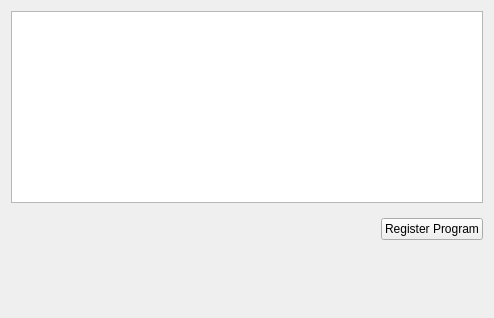
Above: MainApplication/Settings/settings_GUI.ui from tkideneb1999/GameAssetPipelineProgram before the change. Below: the same form after it.
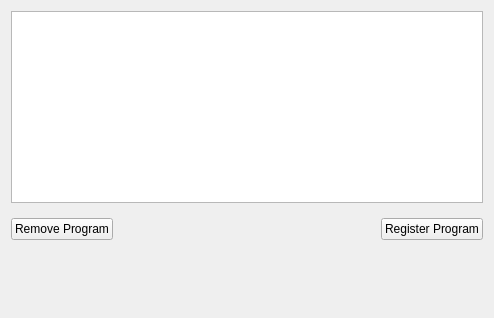
That is the form after the change.

Commit message: added generalized external config files for plugins, restructured addon to have relative path of pipeline dir, added openfolder option to assetand pipeline view, added save current project in settings, restructured addons

```diff
--- a/MainApplication/Settings/settings_GUI.ui
+++ b/MainApplication/Settings/settings_GUI.ui
@@ -22,6 +22,13 @@
      <property name="topMargin">
       <number>9</number>
      </property>
+     <item>
+      <widget class="QPushButton" name="remove_program_button">
+       <property name="text">
+        <string>Remove Program</string>
+       </property>
+      </widget>
+     </item>
      <item>
       <spacer name="horizontalSpacer">
        <property name="orientation">
```
The commit also changes 70 other files.
